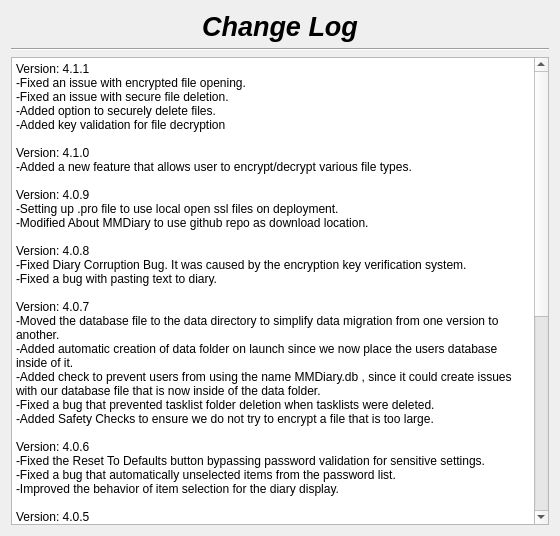
This is changelog.ui in therealMaPMaKeR/MMDiary as Qt 5 draws it before an edit. The edited form follows.
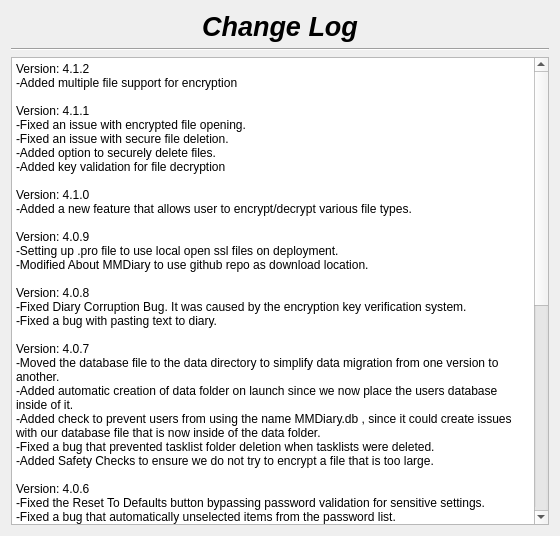
This is the edited form.

```diff
--- a/changelog.ui
+++ b/changelog.ui
@@ -55,6 +55,9 @@
 li.unchecked::marker { content: &quot;\2610&quot;; }
 li.checked::marker { content: &quot;\2612&quot;; }
 &lt;/style&gt;&lt;/head&gt;&lt;body style=&quot; font-family:'Segoe UI'; font-size:9pt; font-weight:400; font-style:normal;&quot;&gt;
+&lt;p style=&quot; margin-top:0px; margin-bottom:0px; margin-left:0px; margin-right:0px; -qt-block-indent:0; text-indent:0px;&quot;&gt;Version: 4.1.2&lt;/p&gt;
+&lt;p style=&quot; margin-top:0px; margin-bottom:0px; margin-left:0px; margin-right:0px; -qt-block-indent:0; text-indent:0px;&quot;&gt;-Added multiple file support for encryption&lt;/p&gt;
+&lt;p style=&quot;-qt-paragraph-type:empty; margin-top:0px; margin-bottom:0px; margin-left:0px; margin-right:0px; -qt-block-indent:0; text-indent:0px;&quot;&gt;&lt;br /&gt;&lt;/p&gt;
 &lt;p style=&quot; margin-top:0px; margin-bottom:0px; margin-left:0px; margin-right:0px; -qt-block-indent:0; text-indent:0px;&quot;&gt;Version: 4.1.1&lt;br /&gt;-Fixed an issue with encrypted file opening.&lt;/p&gt;
 &lt;p style=&quot; margin-top:0px; margin-bottom:0px; margin-left:0px; margin-right:0px; -qt-block-indent:0; text-indent:0px;&quot;&gt;-Fixed an issue with secure file deletion.&lt;br /&gt;-Added option to securely delete files.&lt;/p&gt;
 &lt;p style=&quot; margin-top:0px; margin-bottom:0px; margin-left:0px; margin-right:0px; -qt-block-indent:0; text-indent:0px;&quot;&gt;-Added key validation for file decryption&lt;/p&gt;
```
